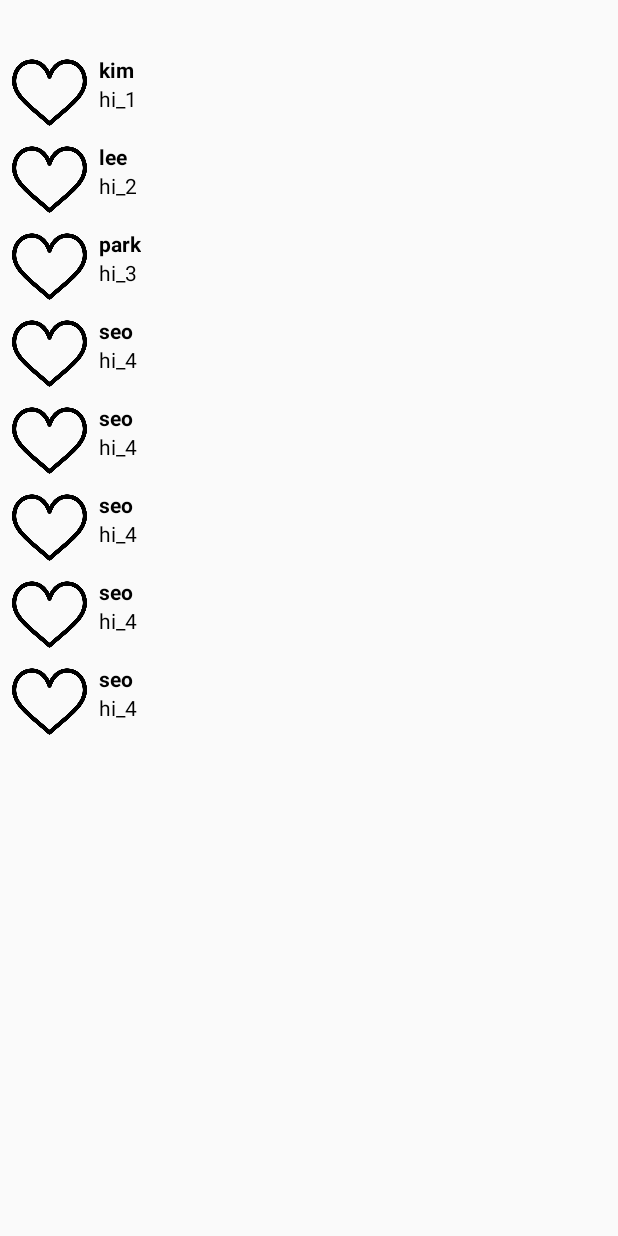
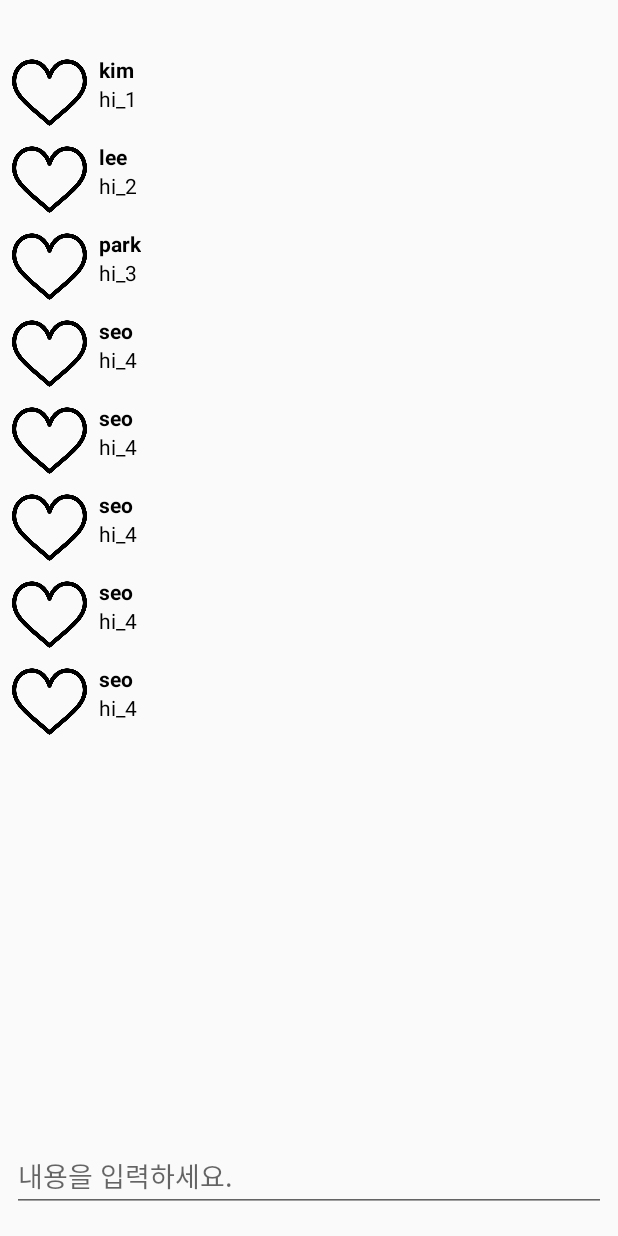
Before and after one commit to leesoongin/BangkokChallenge, an Android app: the CommentActivity screen opened directly, with no data from a screen before it, on a phone screen of 412 x 824 dp. Run offline under Robolectric (Android 15) with nearby library versions, the phone set to English and light mode, and no system bars.

Commit message:
comment view 추가 미완

```diff
--- a/app/src/main/res/layout/activity_comment.xml
+++ b/app/src/main/res/layout/activity_comment.xml
@@ -23,11 +23,33 @@
         app:layout_constraintRight_toRightOf="parent"
         app:layout_constraintTop_toBottomOf="@+id/comment_discription" />
 
-    <androidx.recyclerview.widget.RecyclerView
-        android:id="@+id/comment_recyclerview"
+    <FrameLayout
+        android:id="@+id/comment_framelayout"
+        android:layout_width="match_parent"
+        android:layout_height="600dp"
+        app:layout_constraintLeft_toLeftOf="parent"
+        app:layout_constraintRight_toRightOf="parent"
+        app:layout_constraintTop_toBottomOf="@+id/comment_discription_divider">
+
+        <androidx.recyclerview.widget.RecyclerView
+            android:id="@+id/comment_recyclerview"
+            android:layout_width="match_parent"
+            android:layout_height="wrap_content"
+            app:layout_constraintEnd_toEndOf="parent"
+            app:layout_constraintLeft_toLeftOf="parent"
+            app:layout_constraintTop_toBottomOf="parent" />
+    </FrameLayout>
+
+    <EditText
+        android:id="@+id/comment_edittext_comment"
         android:layout_width="match_parent"
         android:layout_height="wrap_content"
-        app:layout_constraintEnd_toEndOf="parent"
+        android:layout_marginLeft="8dp"
+        android:layout_marginRight="8dp"
+        android:layout_marginBottom="16dp"
+        android:hint="내용을 입력하세요."
+        app:layout_constraintBottom_toBottomOf="parent"
         app:layout_constraintLeft_toLeftOf="parent"
-        app:layout_constraintTop_toBottomOf="@id/comment_discription_divider" />
+        app:layout_constraintRight_toRightOf="parent" />
+
 </androidx.constraintlayout.widget.ConstraintLayout>
```
